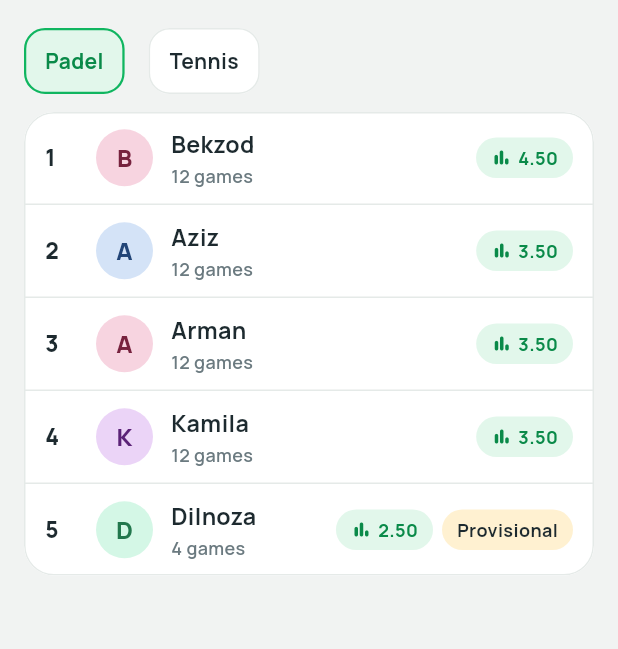
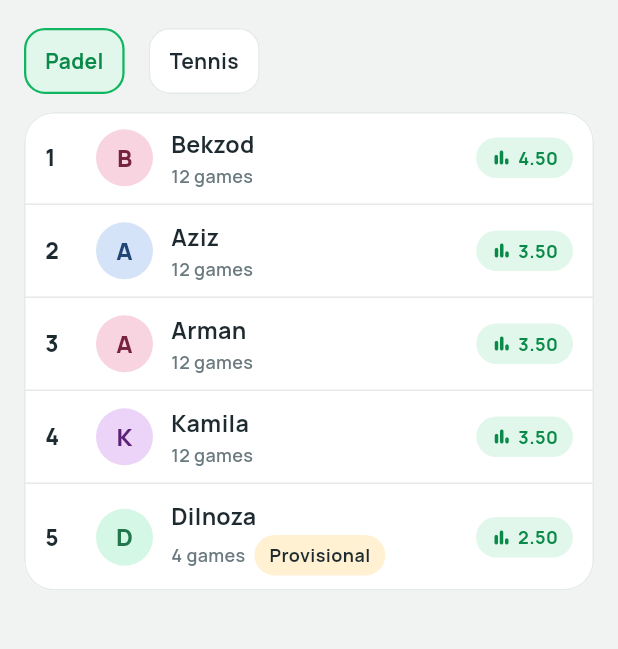
Before and after one commit to sardor710/actrauz, a Flutter app: the LeaderboardScreen screen opened directly with empty values, after a tap on "Padel", on a phone screen of 412 x 824 dp, the part 62-711 px from its top. Run offline on Flutter 3.47's test engine with Material 3 defaults, Android fonts, the phone set to English and light mode, and no system bars; our stand-ins replace flutter_riverpod, geolocator, go_router, shared_preferences, supabase_flutter; accounts and stored records are empty.

Commit message:
M7 fixes: leaderboard rows keep the name's room on small phones
Co-Authored-By: Claude Opus 5.5 <noreply@anthropic.com>

```diff
--- a/app/lib/features/social/leaderboard_screen.dart
+++ b/app/lib/features/social/leaderboard_screen.dart
@@ -137,12 +137,27 @@ class _LeaderboardTile extends StatelessWidget {
                 children: [
                   Text(row.name, style: manrope(15.5, 700), maxLines: 1, overflow: TextOverflow.ellipsis),
                   const SizedBox(height: 2),
-                  Text(l.leaderboardGames(row.rating.ratedGames), style: AppText.caption),
+                  // The provisional tag sits by the games count, so the name
+                  // keeps its room on a small phone.
+                  Wrap(
+                    spacing: 6,
+                    runSpacing: 4,
+                    crossAxisAlignment: WrapCrossAlignment.center,
+                    children: [
+                      Text(l.leaderboardGames(row.rating.ratedGames), style: AppText.caption),
+                      if (row.rating.provisional) Pill(text: l.ratingProvisional, color: AppColors.amberSoft),
+                    ],
+                  ),
                 ],
               ),
             ),
             const SizedBox(width: 8),
-            RatingPill(row.rating),
+            Pill(
+              text: formatRating(row.rating.rating),
+              icon: Icons.bar_chart_rounded,
+              color: AppColors.primarySoft,
+              onColor: AppColors.primaryDark,
+            ),
           ],
         ),
       ),
```
Also changed, not shown: 1 other file.
